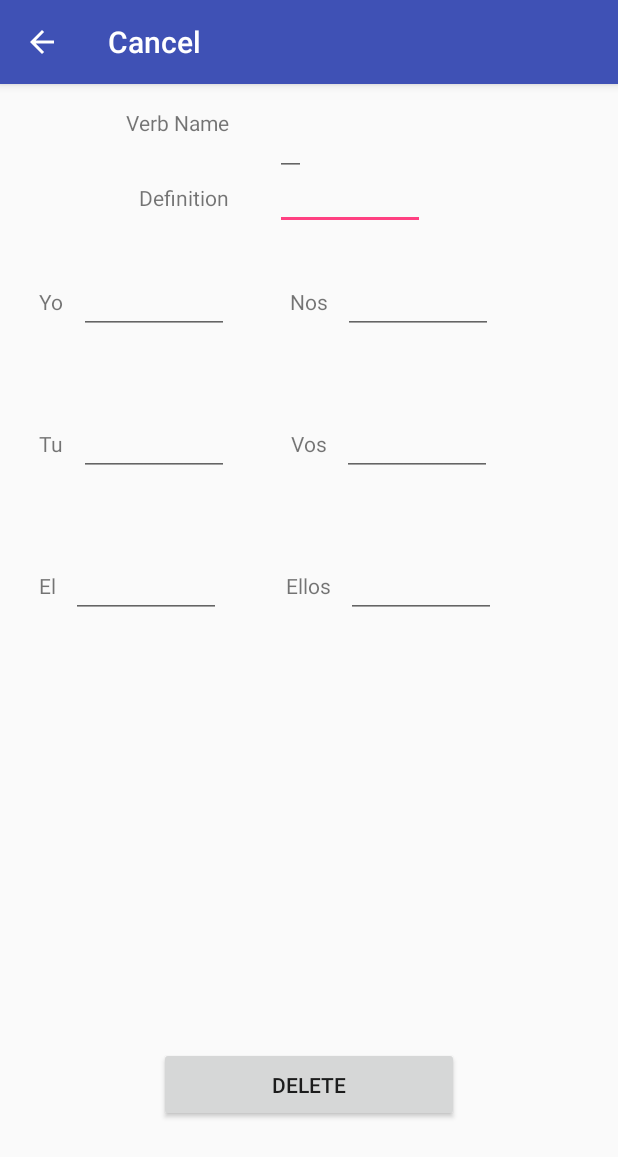
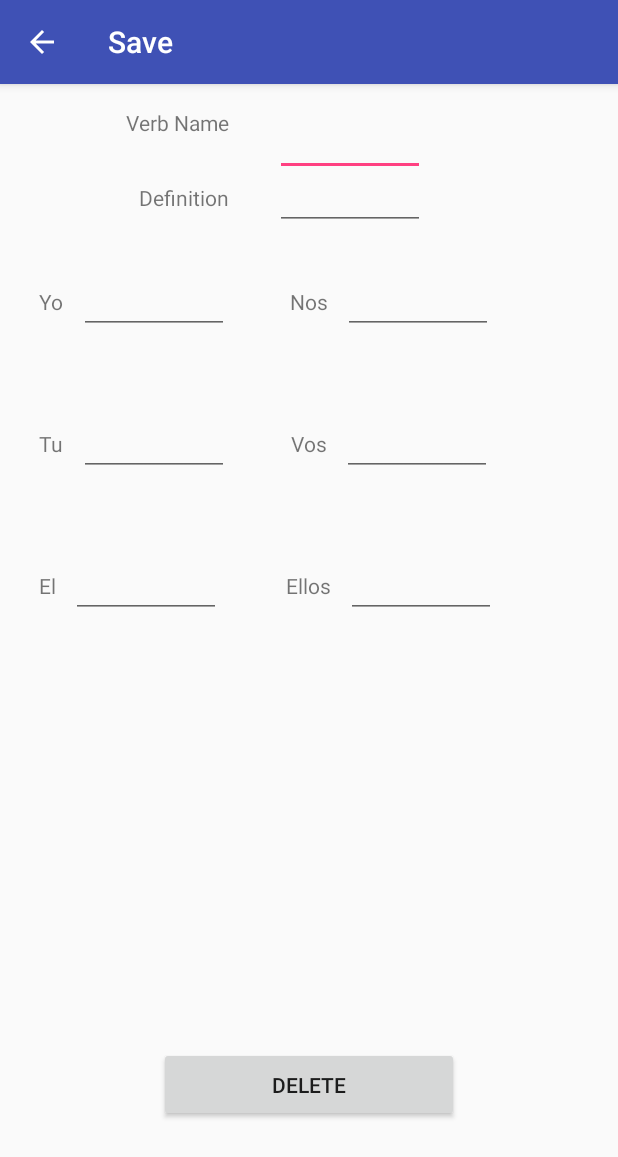
Before and after one commit to edany416/Conjugo, an Android app: the EditVerbActivity screen opened directly, with no data from a screen before it, on a phone screen of 412 x 824 dp. Shown: the top 1157 px of the screen. Run offline under Robolectric (Android 15) with nearby library versions, the phone set to English and light mode, and no system bars; 2 statements that could not run were skipped.

Commit message:
removed up on addverb activity make cancel work on editVerb activity fix back navigation from addVerb activity

```diff
--- a/app/src/main/AndroidManifest.xml
+++ b/app/src/main/AndroidManifest.xml
@@ -13,7 +13,6 @@
             android:theme="@style/AppTheme.NoActionBar">
             <intent-filter>
                 <action android:name="android.intent.action.MAIN" />
-
                 <category android:name="android.intent.category.LAUNCHER" />
             </intent-filter>
         </activity>
@@ -28,8 +27,6 @@
         <activity
             android:name=".AddAVerbActivity"
             android:theme="@style/AppTheme.NoActionBar" />
-        <!-- ATTENTION: This was auto-generated to add Google Play services to your project for
-             App Indexing.  See https://g.co/AppIndexing/AndroidStudio for more information. -->
         <meta-data
             android:name="com.google.android.gms.version"
             android:value="@integer/google_play_services_version" />
--- a/app/src/main/java/com/z3dd/conjugo/AddAVerbActivity.java
+++ b/app/src/main/java/com/z3dd/conjugo/AddAVerbActivity.java
@@ -22,6 +22,7 @@ public class AddAVerbActivity extends FullVerbDetailActivity {
         setActionButtonText("SAVE");
     }
 
+    //Action button adds verb
     @Override
     public void onClickActionButton(View view) {
         collectVerbInfo();
--- a/app/src/main/java/com/z3dd/conjugo/EditVerbActivity.java
+++ b/app/src/main/java/com/z3dd/conjugo/EditVerbActivity.java
@@ -34,13 +34,13 @@ public class EditVerbActivity extends FullVerbDetailActivity {
         super.onCreate(savedInstanceState);
         verbList = new ArrayList<>(VerbSetManager.getSelectedVerb().verbDetailSet());
         setActionButtonText("DELETE");
-        setUpButton(true, "Cancel");
-        populateEditTextAttribuite(verbList);
+        setUpButton(true, "Save");
     }
 
     @Override
     public void onStart() {
         super.onStart();
+        populateEditTextAttribuite(verbList);
     }
 
     @Override
@@ -55,6 +55,7 @@ public class EditVerbActivity extends FullVerbDetailActivity {
         return true;
     }
 
+    //Action button deletes selected verb
     public void onClickActionButton(View view) {
         Intent intent = new Intent(this, VerbListActivity.class);
         intent.setFlags(Intent.FLAG_ACTIVITY_CLEAR_TOP);
--- a/app/src/main/java/com/z3dd/conjugo/FullVerbDetailActivity.java
+++ b/app/src/main/java/com/z3dd/conjugo/FullVerbDetailActivity.java
@@ -1,11 +1,14 @@
 package com.z3dd.conjugo;
 
+import android.content.Context;
 import android.os.Bundle;
 import android.support.design.widget.FloatingActionButton;
 import android.support.design.widget.Snackbar;
 import android.support.v7.app.AppCompatActivity;
 import android.support.v7.widget.Toolbar;
+import android.view.Gravity;
 import android.view.View;
+import android.view.inputmethod.InputMethodManager;
 import android.widget.Button;
 import android.widget.EditText;
 import android.widget.RelativeLayout;
@@ -16,6 +19,7 @@ public abstract class FullVerbDetailActivity extends AppCompatActivity {
     private TextView verbNameTextView;
     private EditText verbNameEditText;
     private static int verbNameEditTextId;
+    private static int verbNameTextViewId;
 
     @Override
     protected void onCreate(Bundle savedInstanceState) {
@@ -32,19 +36,23 @@ public abstract class FullVerbDetailActivity extends AppCompatActivity {
 
         verbNameTextView = new TextView(this);
         verbNameEditText = new EditText(this);
+
         verbNameEditTextId = View.generateViewId();
         verbNameEditText.setId(verbNameEditTextId);
+        verbNameTextViewId = View.generateViewId();
 
         verbNameTextView.setText("Verb Name");
         verbNameTextView.setLayoutParams(textViewParams);
 
         RelativeLayout.LayoutParams editTextViewParams =
-                new RelativeLayout.LayoutParams(RelativeLayout.LayoutParams.WRAP_CONTENT,
+                new RelativeLayout.LayoutParams(setWidthInDip(this, 100),
                         RelativeLayout.LayoutParams.WRAP_CONTENT);
         editTextViewParams.addRule(RelativeLayout.ALIGN_START, R.id.nos_text_view);
 
-
         verbNameEditText.setLayoutParams(editTextViewParams);
+        verbNameEditText.requestFocus();
+        InputMethodManager imm = (InputMethodManager) getSystemService(Context.INPUT_METHOD_SERVICE);
+        imm.showSoftInput(verbNameEditText, InputMethodManager.SHOW_IMPLICIT);
 
         relativeLayout.addView(verbNameTextView);
         relativeLayout.addView(verbNameEditText);
@@ -67,4 +75,9 @@ public abstract class FullVerbDetailActivity extends AppCompatActivity {
 
     public abstract void onClickActionButton (View view);
 
+    private int setWidthInDip(Context context, int pixels) {
+        float scale = context.getResources().getDisplayMetrics().density;
+        return (int) (pixels * scale + 0.5f);
+    }
+
 }
--- a/app/src/main/res/layout/content_main.xml
+++ b/app/src/main/res/layout/content_main.xml
@@ -1,7 +1,6 @@
 <?xml version="1.0" encoding="utf-8"?>
 <RelativeLayout xmlns:android="http://schemas.android.com/apk/res/android"
     xmlns:app="http://schemas.android.com/apk/res-auto"
-    xmlns:tools="http://schemas.android.com/tools"
     android:id="@+id/verb_detail_layout"
     android:layout_width="match_parent"
     android:layout_height="match_parent"
@@ -11,6 +10,7 @@
     android:paddingTop="@dimen/activity_vertical_margin"
     app:layout_behavior="@string/appbar_scrolling_view_behavior">
 
+    <!-- ************TEXTVIEW***************** -->
     <TextView
         android:id="@+id/definition_text_view"
         android:layout_width="wrap_content"
@@ -86,16 +86,7 @@
         android:paddingRight="10dp"
         />
 
-    <!--
-    <EditText
-        android:id="@+id/verb_name_edit_text"
-        android:layout_width="100dp"
-        android:layout_height="wrap_content"
-        android:layout_alignBaseline="@id/current_verb_text_view"
-        android:layout_alignStart="@id/nos_text_view"
-        android:layout_toRightOf="@id/current_verb_text_view"
-        />
-        -->
+    <!-- ************EDITTEXT***************** -->
     <EditText
         android:id="@+id/definition_edit_text"
         android:layout_width="100dp"
@@ -103,6 +94,7 @@
         android:layout_alignBaseline="@id/definition_text_view"
         android:layout_alignStart="@id/nos_text_view"
         android:layout_toRightOf="@id/definition_text_view"
+        android:gravity="center"
         />
     <EditText
         android:id="@+id/yo_edit_text"
@@ -110,6 +102,7 @@
         android:layout_height="wrap_content"
         android:layout_alignBaseline="@+id/yo_text_view"
         android:layout_toRightOf="@+id/yo_text_view"
+        android:gravity="center"
         />
     <EditText
         android:id="@+id/tu_edit_text"
@@ -117,6 +110,7 @@
         android:layout_height="wrap_content"
         android:layout_alignBaseline="@+id/tu_text_view"
         android:layout_toRightOf="@+id/tu_text_view"
+        android:gravity="center"
         />
     <EditText
         android:id="@+id/el_edit_text"
@@ -124,6 +118,7 @@
         android:layout_height="wrap_content"
         android:layout_alignBaseline="@+id/el_text_view"
         android:layout_toRightOf="@+id/el_text_view"
+        android:gravity="center"
         />
     <EditText
         android:id="@+id/nos_edit_text"
@@ -131,6 +126,7 @@
         android:layout_height="wrap_content"
         android:layout_alignBaseline="@+id/nos_text_view"
         android:layout_toRightOf="@+id/nos_text_view"
+        android:gravity="center"
         />
     <EditText
         android:id="@+id/vos_edit_text"
@@ -138,6 +134,7 @@
         android:layout_height="wrap_content"
         android:layout_alignBaseline="@+id/vos_text_view"
         android:layout_toRightOf="@+id/vos_text_view"
+        android:gravity="center"
         />
 
     <EditText
@@ -146,7 +143,10 @@
         android:layout_height="wrap_content"
         android:layout_alignBaseline="@+id/ellos_text_view"
         android:layout_toRightOf="@+id/ellos_text_view"
+        android:gravity="center"
         />
+
+    <!-- ************BUTTON***************** -->
     <Button
         android:id="@+id/action_button"
         android:layout_width="200dp"
@@ -158,151 +158,5 @@
         android:layout_marginBottom="60dp"
         />
 
-<!--
-    <TextView
-        android:id="@+id/current_verb_label"
-        android:layout_width="wrap_content"
-        android:layout_height="wrap_content"
-        android:layout_alignParentTop="true"
-        android:layout_centerHorizontal="true"
-        />
-    <TextView
-        android:id="@+id/definition_label"
-        android:layout_width="wrap_content"
-        android:layout_height="wrap_content"
-        android:layout_alignParentLeft="true"
-        android:layout_below="@id/current_verb_label"
-        android:paddingLeft="100dp"
-        android:paddingTop="20dp"
-        android:text="Definition"
-        />
-    <TextView
-        android:id="@+id/yo_label"
-        android:layout_width="wrap_content"
-        android:layout_height="wrap_content"
-        android:layout_alignParentLeft="true"
-        android:layout_below="@id/definition_label"
-        android:text="Yo"
-        android:paddingTop="50dp"
-        android:paddingLeft="10dp"
-        android:paddingRight="10dp"
-        />
-    <TextView
-        android:id="@+id/tu_label"
-        android:layout_width="wrap_content"
-        android:layout_height="wrap_content"
-        android:layout_alignParentLeft="true"
-        android:layout_below="@id/yo_label"
-        android:text="Tu"
-        android:paddingTop="75dp"
-        android:paddingLeft="10dp"
-        android:paddingRight="10dp"
-        />
-    <TextView
-        android:id="@+id/el_label"
-        android:layout_width="wrap_content"
-        android:layout_height="wrap_content"
-        android:layout_alignParentLeft="true"
-        android:layout_below="@id/tu_label"
-        android:text="El"
-        android:paddingTop="75dp"
-        android:paddingLeft="10dp"
-        android:paddingRight="10dp"
-        />
-    <TextView
-        android:id="@+id/nos_label"
-        android:layout_width="wrap_content"
-        android:layout_height="wrap_content"
-        android:layout_centerInParent="true"
-        android:layout_below="@id/definition_label"
-        android:text="Nos"
-        android:paddingTop="50dp"
-        android:paddingLeft="10dp"
-        android:paddingRight="10dp"
-        />
-    <TextView
-        android:id="@+id/vos_label"
-        android:layout_width="wrap_content"
-        android:layout_height="wrap_content"
-        android:layout_centerInParent="true"
-        android:layout_below="@id/nos_label"
-        android:text="Vos"
-        android:paddingTop="75dp"
-        android:paddingLeft="10dp"
-        android:paddingRight="10dp"
-        />
-    <TextView
-        android:id="@+id/ellos_label"
-        android:layout_width="wrap_content"
-        android:layout_height="wrap_content"
-        android:layout_centerInParent="true"
-        android:layout_below="@id/vos_label"
-        android:text="Ellos"
-        android:paddingTop="75dp"
-        android:paddingLeft="10dp"
-        android:paddingRight="10dp"
-        />
-    <EditText
-        android:id="@+id/definition_edit_text"
-        android:layout_width="100dp"
-        android:layout_height="wrap_content"
-        android:layout_below="@+id/current_verb_label"
-        android:layout_alignLeft="@+id/current_verb_label"
-        android:layout_alignStart="@+id/current_verb_label"
-        />
-    <EditText
-        android:id="@+id/yo_edit_text"
-        android:layout_width="100dp"
-        android:layout_height="wrap_content"
-        android:layout_alignBaseline="@+id/yo_label"
-        android:layout_toRightOf="@+id/yo_label"
-        />
-    <EditText
-        android:id="@+id/tu_edit_text"
-        android:layout_width="100dp"
-        android:layout_height="wrap_content"
-        android:layout_alignBaseline="@+id/tu_label"
-        android:layout_toRightOf="@+id/tu_label"
-        />
-    <EditText
-        android:id="@+id/el_edit_text"
-        android:layout_width="100dp"
-        android:layout_height="wrap_content"
-        android:layout_alignBaseline="@+id/el_label"
-        android:layout_toRightOf="@+id/el_label"
-        />
-    <EditText
-        android:id="@+id/nos_edit_text"
-        android:layout_width="100dp"
-        android:layout_height="wrap_content"
-        android:layout_alignBaseline="@+id/nos_label"
-        android:layout_toRightOf="@+id/nos_label"
-        />
-    <EditText
-        android:id="@+id/vos_edit_text"
-        android:layout_width="100dp"
-        android:layout_height="wrap_content"
-        android:layout_alignBaseline="@+id/vos_label"
-        android:layout_toRightOf="@+id/vos_label"
-        />
-    <EditText
-        android:id="@+id/ellos_edit_text"
-        android:layout_width="100dp"
-        android:layout_height="wrap_content"
-        android:layout_alignBaseline="@+id/ellos_label"
-        android:layout_toRightOf="@+id/ellos_label"
-        />
 
-    <ImageButton
-        android:id="@+id/repspose_button"
-        android:src="@drawable/check"
-        android:layout_width="wrap_content"
-        android:layout_height="wrap_content"
-        android:scaleType="centerInside"
-        android:background="@null"
-        android:layout_below="@id/el_label"
-        android:layout_centerHorizontal="true"
-        android:layout_marginTop="70dp"
-        android:onClick="onClickCheckAnswer"/>
--->
 </RelativeLayout>
```
